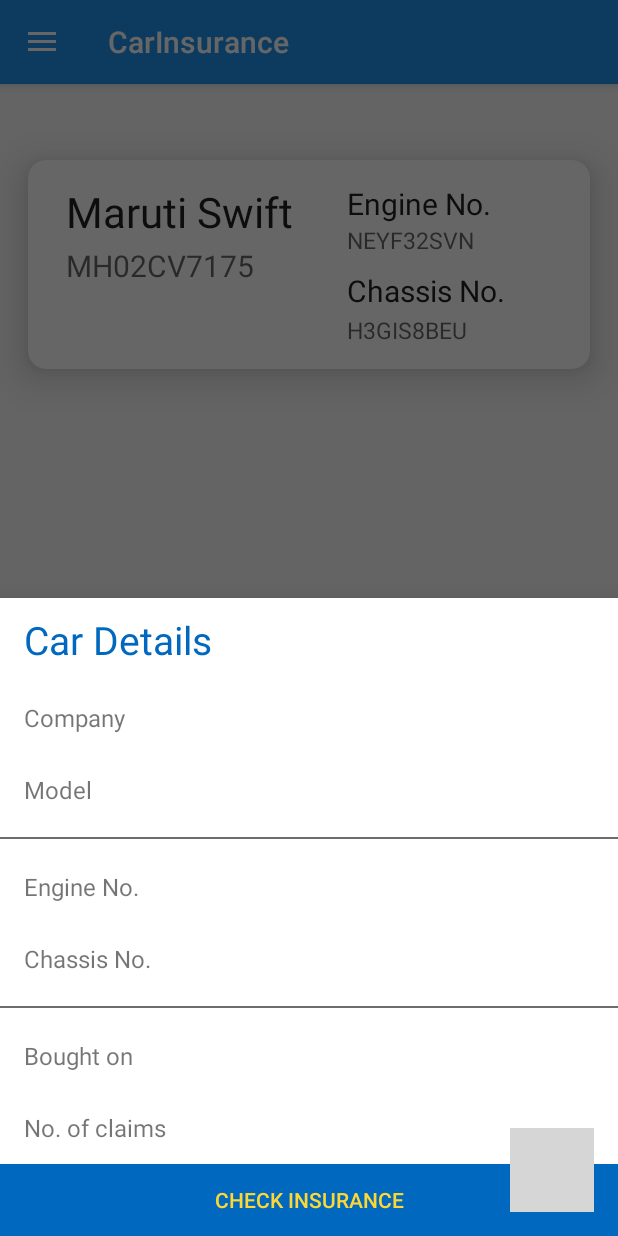
After one commit to Abhishek-612/CarInsurance, an Android app: the fragment BottomFragment placed in its activity, on a phone screen of 412 x 824 dp. The commit adds this screen. Run offline under Robolectric (Android 15) with nearby library versions, the phone set to English and light mode, and no system bars; our stand-ins replace Firebase (no records; nobody signed in at launch, a user with empty details on screens opened directly); libraries missing offline, so code that uses them is left out: com.firebase.ui; 1 statement that could not run was skipped; grey boxes are pictures that could not be loaded.

Commit message:
Bottom Frag and Car class

```diff
--- /dev/null
+++ b/app/src/main/java/com/example/carinsurance/BottomFragment.java
@@ -0,0 +1,30 @@
+package com.example.carinsurance;
+
+import android.os.Bundle;
+import android.support.annotation.Nullable;
+import android.support.design.widget.BottomSheetDialogFragment;
+import android.view.LayoutInflater;
+import android.view.View;
+import android.view.ViewGroup;
+
+public class BottomFragment extends BottomSheetDialogFragment {
+
+    public static BottomFragment newInstance() {
+        return new BottomFragment();
+    }
+
+    @Nullable
+    @Override
+    public View onCreateView(LayoutInflater inflater,
+                             @Nullable ViewGroup container,
+                             @Nullable Bundle savedInstanceState) {
+
+        View view = inflater.inflate(R.layout.bottom_sheet_layout, container,
+                false);
+
+        // get the views and attach the listener
+
+        return view;
+
+    }
+}
--- a/app/src/main/java/com/example/carinsurance/CarsFragment.java
+++ b/app/src/main/java/com/example/carinsurance/CarsFragment.java
@@ -9,6 +9,7 @@
 import android.support.design.widget.FloatingActionButton;
 import android.support.design.widget.Snackbar;
 import android.support.v4.app.Fragment;
+import android.support.v7.app.AppCompatActivity;
 import android.support.v7.widget.DefaultItemAnimator;
 import android.support.v7.widget.LinearLayoutManager;
 import android.support.v7.widget.RecyclerView;
@@ -20,6 +21,8 @@
 import android.widget.TextView;
 import android.widget.Toast;
 
+import com.example.carinsurance.Models.Car;
+
 import java.util.ArrayList;
 
 
@@ -29,7 +32,7 @@
     private static RecyclerView.Adapter adapter;
     private RecyclerView.LayoutManager layoutManager;
     private static RecyclerView recyclerView;
-    private static ArrayList<DataModel> data;
+    private static ArrayList<Car> data;
     static View.OnClickListener myOnClickListener;
 
     public CarsFragment() {
@@ -73,9 +76,9 @@
         recyclerView.setLayoutManager(layoutManager);
         recyclerView.setItemAnimator(new DefaultItemAnimator());
 
-        data = new ArrayList<DataModel>();
+        data = new ArrayList<Car>();
 
-        data.add(new DataModel("Maruti Swift","MH02CV7175","NEYF32SVN","H3GIS8BEU"));
+        data.add(new Car("Maruti Swift","MH02CV7175","NEYF32SVN","H3GIS8BEU","whatevs",0));
 
         adapter = new CustomAdapter(data);
         recyclerView.setAdapter(adapter);
@@ -98,8 +101,11 @@
             TextView model
                     = (TextView) viewHolder.itemView.findViewById(R.id.carName);
             String selectedName = (String) model.getText();
-            Toast.makeText(context, selectedName, Toast.LENGTH_SHORT).show();
-
+//            Toast.makeText(context, selectedName, Toast.LENGTH_SHORT).show();
+            BottomFragment addBottomDialogFragment =
+                    BottomFragment.newInstance();
+            addBottomDialogFragment.show(((AppCompatActivity)context).getSupportFragmentManager(),
+                    "add_dialog_fragment");
         }
 
 
--- a/app/src/main/java/com/example/carinsurance/CustomAdapter.java
+++ b/app/src/main/java/com/example/carinsurance/CustomAdapter.java
@@ -7,11 +7,13 @@
 import android.widget.ImageView;
 import android.widget.TextView;
 
+import com.example.carinsurance.Models.Car;
+
 import java.util.ArrayList;
 
 public class CustomAdapter extends RecyclerView.Adapter<CustomAdapter.MyViewHolder> {
 
-    private ArrayList<DataModel> dataSet;
+    private ArrayList<Car> dataSet;
 
     public static class MyViewHolder extends RecyclerView.ViewHolder {
 
@@ -27,7 +29,7 @@
         }
     }
 
-    public CustomAdapter(ArrayList<DataModel> data) {
+    public CustomAdapter(ArrayList<Car> data) {
         this.dataSet = data;
     }
 
@@ -52,10 +54,9 @@
         TextView chassis=holder.chassis;
 
         model.setText(dataSet.get(listPosition).getModel());
-        number.setText(dataSet.get(listPosition).getNumber());
+        number.setText(dataSet.get(listPosition).getVehicleNum());
         engine.setText(dataSet.get(listPosition).getEngine());
         chassis.setText(dataSet.get(listPosition).getChassis());
-
 
     }
 
--- a/app/src/main/java/com/example/carinsurance/DataModel.java
+++ /dev/null
@@ -1,33 +0,0 @@
-package com.example.carinsurance;
-
-public class DataModel {
-
-    String model;
-    String number;
-    String engine;
-    String chassis;
-
-
-    public DataModel(String model, String number, String engine, String chassis) {
-        this.model = model;
-        this.number = number;
-        this.engine = engine;
-        this.chassis = chassis;
-    }
-
-    public String getModel() {
-        return model;
-    }
-
-    public String getNumber() {
-        return number;
-    }
-
-    public String getEngine() {
-        return engine;
-    }
-
-    public String getChassis() {
-        return chassis;
-    }
-}
--- /dev/null
+++ b/app/src/main/java/com/example/carinsurance/Models/Car.java
@@ -0,0 +1,51 @@
+package com.example.carinsurance.Models;
+
+
+public class Car {
+
+    String model;
+    String vehicleNum;
+    String engine;
+    String chassis;
+    String purchasedAt;
+    int claims;
+
+
+    public Car(String model, String vehicleNum, String engine, String chassis, String purchasedAt,int claims) {
+        this.model = model;
+        this.vehicleNum = vehicleNum;
+        this.engine = engine;
+        this.chassis = chassis;
+        this.purchasedAt = purchasedAt;
+        this.claims = claims;
+    }
+
+    public String getModel() {
+        return model;
+    }
+
+    public String getVehicleNum() {
+        return vehicleNum;
+    }
+
+    public String getEngine() {
+        return engine;
+    }
+
+    public String getChassis() {
+        return chassis;
+    }
+
+    public String getPurchasedAt() {
+        return purchasedAt;
+    }
+
+    public int getClaims() {
+        return claims;
+    }
+
+
+    public void sellCar(){
+        //TODO: Add sell car
+    }
+}
--- /dev/null
+++ b/app/src/main/res/layout/bottom_sheet_layout.xml
@@ -0,0 +1,119 @@
+<?xml version="1.0" encoding="utf-8"?>
+<LinearLayout
+    xmlns:android="http://schemas.android.com/apk/res/android"
+    android:layout_width="match_parent"
+    android:layout_height="wrap_content"
+    android:layout_marginBottom="@dimen/dp_8"
+    android:layout_marginTop="@dimen/dp_8"
+    android:orientation="vertical">
+
+    <TextView
+        android:id="@+id/bottom_sheet_heading"
+        android:layout_width="wrap_content"
+        android:layout_height="@dimen/dp_56"
+        android:layout_marginEnd="@dimen/dp_16"
+        android:layout_marginStart="@dimen/dp_16"
+        android:gravity="center"
+        android:text="Car Details"
+        android:textColor="@color/colorPrimaryDark"
+        android:textSize="26sp" />
+
+    <TextView
+        android:id="@+id/company_name"
+        android:layout_width="match_parent"
+        android:layout_height="@dimen/dp_48"
+        android:layout_marginEnd="@dimen/dp_16"
+        android:layout_marginStart="@dimen/dp_16"
+        android:backgroundTint="@android:color/white"
+        android:drawablePadding="@dimen/dp_32"
+        android:gravity="start|center_vertical"
+        android:text="Company"
+        android:textSize="16sp" />
+
+
+    <TextView
+        android:id="@+id/car_name"
+        android:layout_width="match_parent"
+        android:layout_height="48dp"
+        android:layout_marginEnd="@dimen/dp_16"
+        android:layout_marginStart="@dimen/dp_16"
+        android:backgroundTint="@android:color/white"
+        android:drawablePadding="@dimen/dp_32"
+        android:gravity="start|center_vertical"
+        android:text="Model"
+        android:textSize="16sp" />
+
+
+    <View
+        android:layout_width="match_parent"
+        android:layout_height="1dp"
+        android:layout_marginBottom="@dimen/dp_8"
+        android:layout_marginTop="@dimen/md_bottom_sheet_separator_top_margin"
+        android:background="#6D6D6D" />
+
+    <TextView
+        android:id="@+id/eng_no"
+        android:layout_width="match_parent"
+        android:layout_height="@dimen/dp_48"
+        android:layout_marginEnd="@dimen/dp_16"
+        android:layout_marginStart="@dimen/dp_16"
+        android:backgroundTint="@android:color/white"
+        android:drawablePadding="@dimen/dp_32"
+        android:gravity="start|center_vertical"
+        android:text="Engine No."
+        android:textSize="16sp" />
+
+
+    <TextView
+        android:id="@+id/chas_no"
+        android:layout_width="match_parent"
+        android:layout_height="@dimen/dp_48"
+        android:layout_marginEnd="@dimen/dp_16"
+        android:layout_marginStart="@dimen/dp_16"
+        android:backgroundTint="@android:color/white"
+        android:drawablePadding="@dimen/dp_32"
+        android:gravity="start|center_vertical"
+        android:text="Chassis No."
+        android:textSize="16sp" />
+
+
+    <View
+        android:layout_width="match_parent"
+        android:layout_height="1dp"
+        android:layout_marginBottom="@dimen/dp_8"
+        android:layout_marginTop="@dimen/md_bottom_sheet_separator_top_margin"
+        android:background="#6D6D6D" />
+
+    <TextView
+        android:id="@+id/purchase_date"
+        android:layout_width="match_parent"
+        android:layout_height="@dimen/dp_48"
+        android:layout_marginEnd="@dimen/dp_16"
+        android:layout_marginStart="@dimen/dp_16"
+        android:backgroundTint="@android:color/white"
+        android:drawablePadding="@dimen/dp_32"
+        android:gravity="start|center_vertical"
+        android:text="Bought on"
+        android:textSize="16sp" />
+
+    <TextView
+    android:id="@+id/claims"
+    android:layout_width="match_parent"
+    android:layout_height="@dimen/dp_48"
+    android:layout_marginEnd="@dimen/dp_16"
+    android:layout_marginStart="@dimen/dp_16"
+    android:backgroundTint="@android:color/white"
+    android:drawablePadding="@dimen/dp_32"
+    android:gravity="start|center_vertical"
+    android:text="No. of claims"
+    android:textSize="16sp" />
+
+    <Button
+        android:layout_width="match_parent"
+        android:layout_height="@dimen/dp_48"
+        android:text="Check Insurance"
+        android:background="@color/colorPrimaryDark"
+        android:textColor="@color/colorAccent"/>
+
+
+</LinearLayout>
--- a/app/src/main/res/values/dimens.xml
+++ b/app/src/main/res/values/dimens.xml
@@ -6,4 +6,19 @@
     <dimen name="nav_header_height">176dp</dimen>
     <dimen name="fab_margin">16dp</dimen>
     <dimen name="text_margin">16dp</dimen>
+
+
+    <dimen name="dp_8">8dp</dimen>
+    <dimen name="dp_16">16dp</dimen>
+    <dimen name="dp_24">24dp</dimen>
+    <dimen name="dp_32">32dp</dimen>
+    <dimen name="dp_40">40dp</dimen>
+    <dimen name="dp_48">48dp</dimen>
+    <dimen name="dp_56">56dp</dimen>
+    <dimen name="dp_64">64dp</dimen>
+    <dimen name="dp_72">72dp</dimen>
+    <dimen name="dp_80">80dp</dimen>
+    <dimen name="dp_160">160dp</dimen>
+
+    <dimen name="md_bottom_sheet_separator_top_margin">7dp</dimen>
 </resources>
```
Also changed, not shown: 1 other file.
